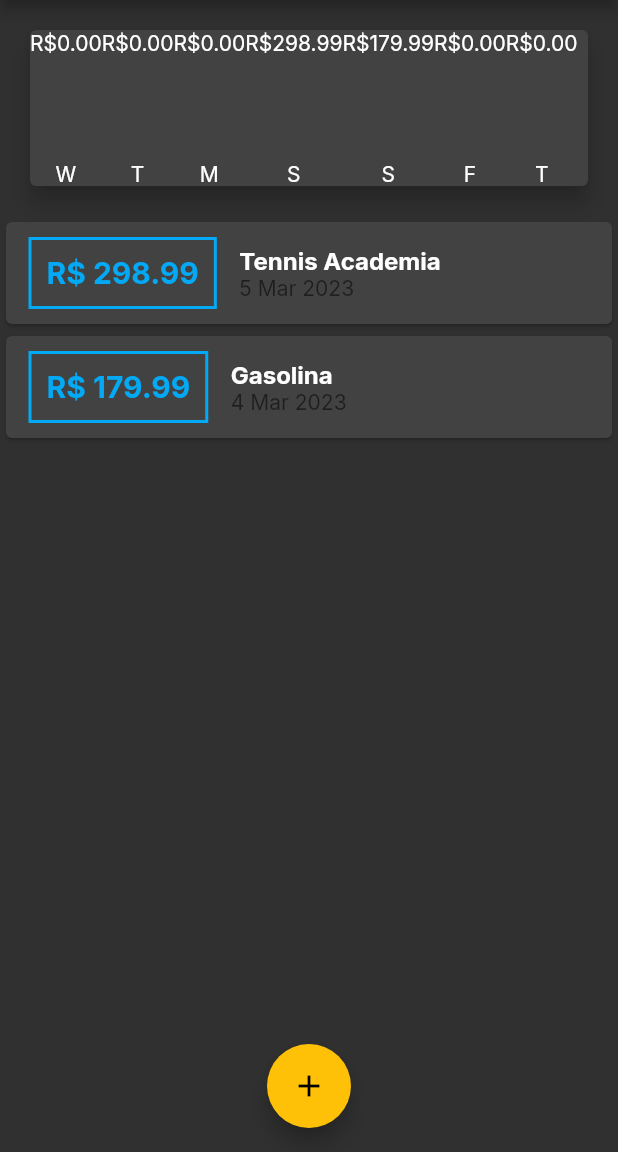
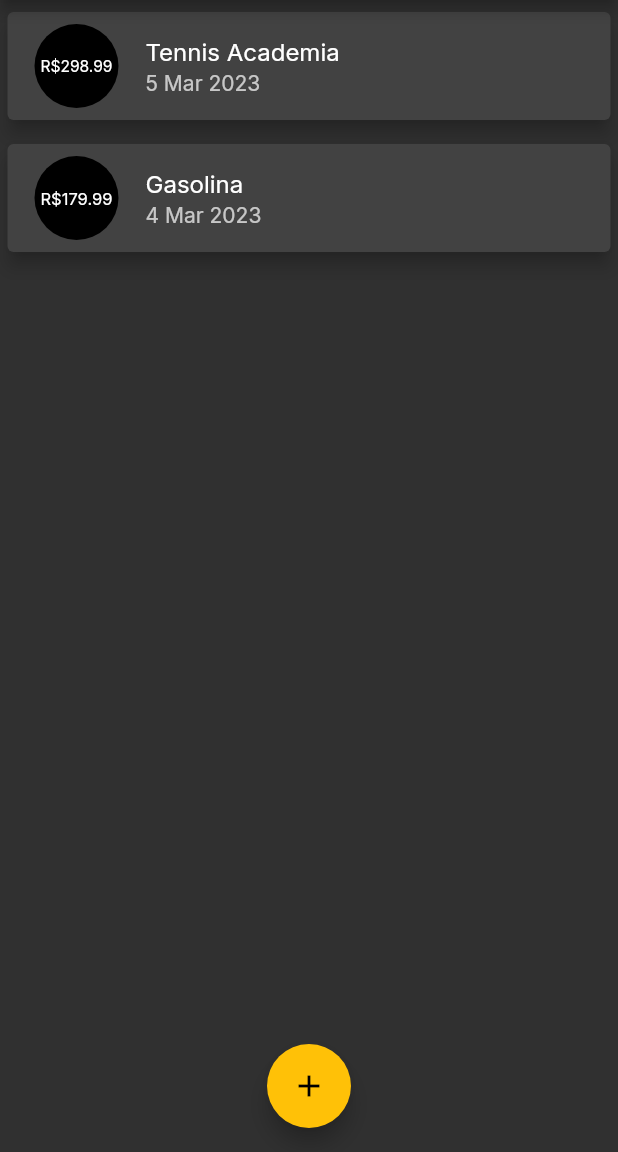
Before and after one commit to Winnicius-Moura/flutterExpensesApp, a Flutter app: the screen it shows after launch, on a phone screen of 412 x 824 dp, the part 84-1236 px from its top. Run offline on Flutter 3.47's test engine with Material 2 defaults, Android fonts, the phone set to English and light mode, and no system bars.

Commit message:
styled card

```diff
--- a/lib/components/chart.dart
+++ b/lib/components/chart.dart
@@ -1,56 +1,57 @@
-import 'package:expenses/components/chart_bar.dart';
-import 'package:flutter/material.dart';
-import 'package:intl/intl.dart';
-import '../models/transaction.dart';
+// import 'package:expenses/components/chart_bar.dart';
+// import 'package:flutter/material.dart';
+// import 'package:intl/intl.dart';
+// import '../models/transaction.dart';
 
-class Chart extends StatelessWidget {
-  const Chart({super.key, required this.recentTransactions});
+// class Chart extends StatelessWidget {
+//   const Chart({super.key, required this.recentTransactions});
 
-  final List<Transaction> recentTransactions;
+//   final List<Transaction> recentTransactions;
 
-  List<Map<String, Object>> get groupedTransactions {
-    return List.generate(7, (index) {
-      final weekDays = DateTime.now().subtract(
-        Duration(days: index),
-      );
+//   List<Map<String, Object>> get groupedTransactions {
+//     return List.generate(7, (index) {
+//       final weekDays = DateTime.now().subtract(
+//         Duration(days: index),
+//       );
 
-      double totalSum = 0.0;
+//       double totalSum = 0.0;
 
-      for (var i = 0; i < recentTransactions.length; i++) {
-        bool sameDay = recentTransactions[i].date.day == weekDays.day;
-        bool sameMonth = recentTransactions[i].date.month == weekDays.month;
-        bool sameYear = recentTransactions[i].date.year == weekDays.year;
+//       for (var i = 0; i < recentTransactions.length; i++) {
+//         bool sameDay = recentTransactions[i].date.day == weekDays.day;
+//         bool sameMonth = recentTransactions[i].date.month == weekDays.month;
+//         bool sameYear = recentTransactions[i].date.year == weekDays.year;
 
-        if (sameDay && sameMonth && sameYear) {
-          totalSum += recentTransactions[i].value;
-        }
-      }
+//         if (sameDay && sameMonth && sameYear) {
+//           totalSum += recentTransactions[i].value;
+//         }
+//       }
 
-      // print(DateFormat.E().format(weekDays)[0]);
-      // print(totalSum);
+//       // print(DateFormat.E().format(weekDays)[0]);
+//       // print(totalSum);
 
-      return {
-        'day': DateFormat.E().format(weekDays)[0],
-        'value': totalSum,
-      };
-    });
-  }
+//       return {
+//         'day': DateFormat.E().format(weekDays)[0],
+//         'value': totalSum,
+//       };
+//     });
+//   }
 
-  @override
-  Widget build(BuildContext context) {
-    groupedTransactions;
-    return Card(
-      elevation: 6,
-      margin: const EdgeInsets.all(20),
-      child: Row(
-        children: groupedTransactions
-            .map((tr) => ChartBar(
-                  label: tr['day'].toString(),
-                  value: tr['value'] as double,
-                  percentega: 0,
-                ))
-            .toList(),
-      ),
-    );
-  }
-}
+//   @override
+//   Widget build(BuildContext context) {
+//     groupedTransactions;
+//     return Card(
+//       elevation: 6,
+//       margin: const EdgeInsets.all(20),
+//       child: Row(
+//         mainAxisAlignment: MainAxisAlignment.spaceAround,
+//         children: groupedTransactions
+//             .map((tr) => ChartBar(
+//                   label: tr['day'].toString(),
+//                   value: tr['value'] as double,
+//                   percentega: 0,
+//                 ))
+//             .toList(),
+//       ),
+//     );
+//   }
+// }
--- a/lib/components/chart_bar.dart
+++ b/lib/components/chart_bar.dart
@@ -1,28 +1,26 @@
-import 'dart:ffi';
+// import 'package:flutter/material.dart';
 
-import 'package:flutter/material.dart';
+// class ChartBar extends StatelessWidget {
+//   const ChartBar({super.key, required this.label, required this.value, required this.percentega});
 
-class ChartBar extends StatelessWidget {
-  const ChartBar({super.key, required this.label, required this.value, required this.percentega});
+//   final String label;
+//   final double value;
+//   final double percentega;
 
-  final String label;
-  final double value;
-  final double percentega;
-
-  @override
-  Widget build(BuildContext context) {
-    return Column(
-      children: <Widget>[
-        Text('R\$${value.toStringAsFixed(2)}'),
-        const SizedBox(height: 5,),
-        const SizedBox(
-          height: 60,
-          width: 10,
-          child: null,
-        ),
-        const SizedBox(height: 5,),
-        Text(label)
-      ],
-    );
-  }
-}
+//   @override
+//   Widget build(BuildContext context) {
+//     return Column(
+//       children: <Widget>[
+//         Text('R\$${value.toStringAsFixed(2)}'),
+//         const SizedBox(height: 5,),
+//         const SizedBox(
+//           height: 60,
+//           width: 10,
+//           child: null,
+//         ),
+//         const SizedBox(height: 5,),
+//         Text(label)
+//       ],
+//     );
+//   }
+// }
--- a/lib/components/transaction_list.dart
+++ b/lib/components/transaction_list.dart
@@ -16,42 +16,29 @@ class TransactionList extends StatelessWidget {
         itemBuilder: ((context, index) {
           final transaction = transactions[index];
           return Card(
-            child: Row(children: [
-              Container(
-                margin:
-                    const EdgeInsets.symmetric(horizontal: 15, vertical: 10),
-                decoration: BoxDecoration(
-                    border: Border.all(
-                  color: Theme.of(context).colorScheme.primary,
-                  width: 2,
-                )),
-                padding: const EdgeInsets.all(10),
-                child: Text(
-                  'R\$ ${transaction.value.toStringAsFixed(2)}',
-                  style:  TextStyle(
-                    fontWeight: FontWeight.bold,
-                    fontSize: 20,
-                    color: Theme.of(context).colorScheme.primary,
+            elevation: 5,
+            margin: const EdgeInsets.symmetric(
+              vertical: 8,
+              horizontal: 5,
+            ),
+            child: ListTile(
+              leading: CircleAvatar(
+                radius: 30,
+                child: Padding(
+                  padding: const EdgeInsets.all(6.0),
+                  child: FittedBox(
+                    child: Text('R\$${transaction.value}'),
                   ),
                 ),
               ),
-              Column(
-                crossAxisAlignment: CrossAxisAlignment.start,
-                children: [
-                  Text(
-                    transaction.title,
-                    style: const TextStyle(
-                      fontSize: 16,
-                      fontWeight: FontWeight.bold,
-                    ),
-                  ),
-                  Text(
-                    DateFormat('d MMM y').format(transaction.date),
-                    style: const TextStyle(color: Colors.black54),
-                  )
-                ],
-              )
-            ]),
+              title: Text(
+                transaction.title,
+                style: Theme.of(context).textTheme.titleMedium,
+              ),
+              subtitle: Text(
+                DateFormat('d MMM y').format(transaction.date)
+              ),
+            ),
           );
         }),
       ),
--- a/lib/main.dart
+++ b/lib/main.dart
@@ -111,7 +111,7 @@ class _MyHomePageState extends State<MyHomePage> {
       body: SingleChildScrollView(
         child: Column(
           children: <Widget>[
-            Chart(recentTransactions: recentTransactions),
+            // Chart(recentTransactions: recentTransactions),
             TransactionList(transactions: transactions),
           ],
         ),
```
